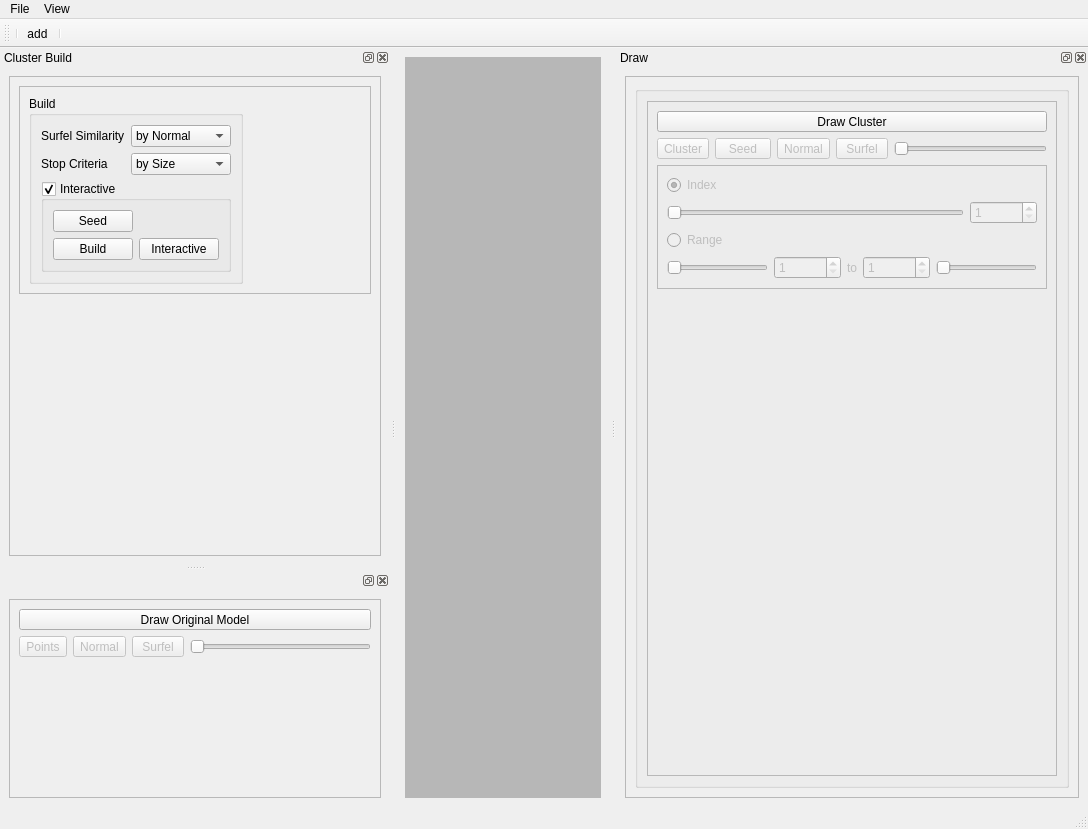
duststorm/lodpbr, file lodpbr/Qt/UI/lodpbr.ui: the form before one commit.
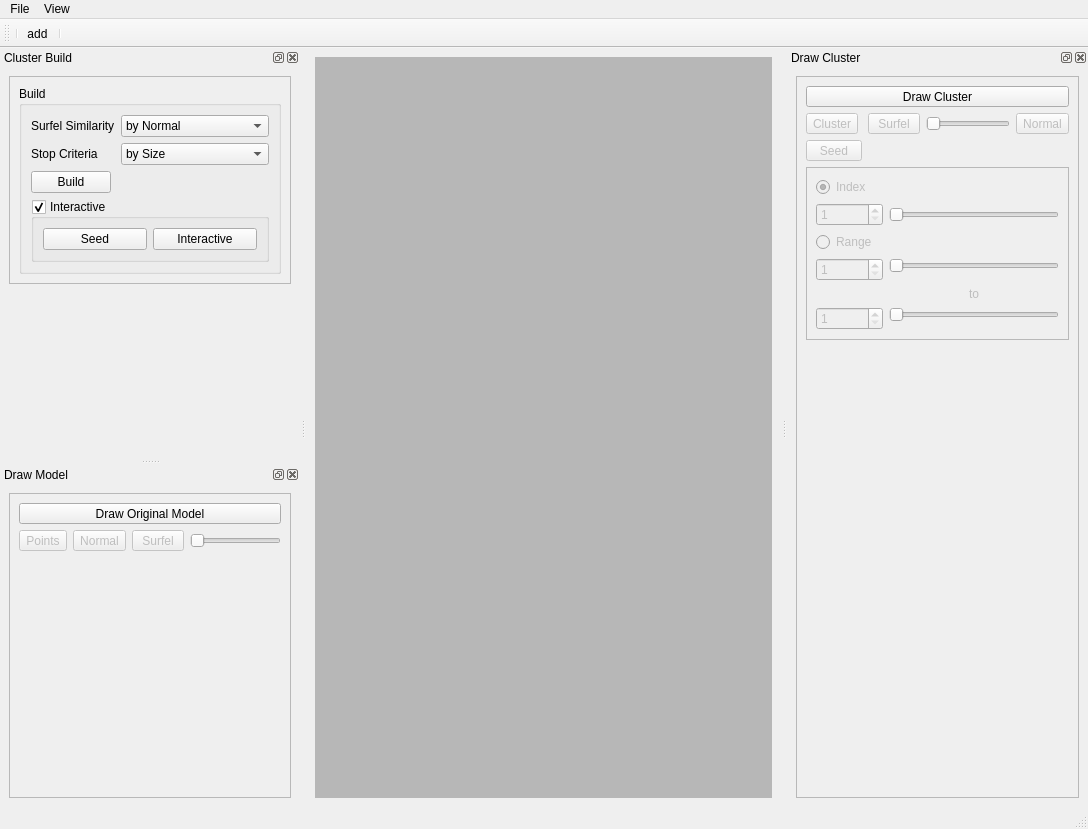
The form after the commit.

```diff
--- a/lodpbr/Qt/UI/lodpbr.ui
+++ b/lodpbr/Qt/UI/lodpbr.ui
@@ -17,10 +17,16 @@
    <string>MainWindow</string>
   </property>
   <property name="documentMode">
-   <bool>false</bool>
+   <bool>true</bool>
+  </property>
+  <property name="tabShape">
+   <enum>QTabWidget::Rounded</enum>
+  </property>
+  <property name="dockNestingEnabled">
+   <bool>true</bool>
   </property>
   <property name="dockOptions">
-   <set>QMainWindow::AllowTabbedDocks|QMainWindow::AnimatedDocks</set>
+   <set>QMainWindow::AllowNestedDocks|QMainWindow::AllowTabbedDocks|QMainWindow::AnimatedDocks|QMainWindow::ForceTabbedDocks|QMainWindow::VerticalTabs</set>
   </property>
   <widget class="QWidget" name="centralwidget">
    <layout class="QGridLayout" name="gridLayout_6">
@@ -91,10 +97,13 @@
    </property>
    <property name="minimumSize">
     <size>
-     <width>472</width>
-     <height>373</height>
+     <width>300</width>
+     <height>250</height>
     </size>
    </property>
+   <property name="acceptDrops">
+    <bool>true</bool>
+   </property>
    <property name="floating">
     <bool>true</bool>
    </property>
@@ -102,10 +111,10 @@
     <set>QDockWidget::AllDockWidgetFeatures</set>
    </property>
    <property name="allowedAreas">
-    <set>Qt::AllDockWidgetAreas</set>
+    <set>Qt::LeftDockWidgetArea|Qt::RightDockWidgetArea</set>
    </property>
    <property name="windowTitle">
-    <string>Draw</string>
+    <string>Draw Cluster</string>
    </property>
    <attribute name="dockWidgetArea">
     <number>2</number>
@@ -113,21 +122,6 @@
    <widget class="QWidget" name="dockWidgetDrawClusterContents">
     <layout class="QVBoxLayout" name="verticalLayout_4">
      <item>
-      <widget class="QFrame" name="frame_2">
-       <property name="frameShape">
-        <enum>QFrame::StyledPanel</enum>
-       </property>
-       <property name="frameShadow">
-        <enum>QFrame::Raised</enum>
-       </property>
-       <layout class="QGridLayout" name="gridLayout_4">
-        <item row="1" column="0">
-         <widget class="QGroupBox" name="groupBoxDraw">
-          <property name="title">
-           <string/>
-          </property>
-          <layout class="QGridLayout" name="gridLayout_5">
-           <item row="0" column="0">
             <widget class="QFrame" name="frameDraw">
              <property name="sizePolicy">
               <sizepolicy hsizetype="Preferred" vsizetype="Minimum">
@@ -141,7 +135,7 @@
              <property name="frameShadow">
               <enum>QFrame::Raised</enum>
              </property>
-             <layout class="QVBoxLayout" name="verticalLayout_6">
+       <layout class="QVBoxLayout" name="verticalLayout_7">
               <item>
                <widget class="QToolButton" name="toolButtonDrawCluster">
                 <property name="sizePolicy">
@@ -159,8 +153,8 @@
                </widget>
               </item>
               <item>
-               <layout class="QHBoxLayout" name="horizontalLayoutDrawCluster">
-                <item>
+         <layout class="QGridLayout" name="gridLayoutClusterDraw">
+          <item row="0" column="0">
                  <widget class="QToolButton" name="toolButtonClusterDraw">
                   <property name="enabled">
                    <bool>false</bool>
@@ -173,7 +167,45 @@
                   </property>
                  </widget>
                 </item>
-                <item>
+          <item row="0" column="3">
+           <widget class="QToolButton" name="toolButtonClusterDrawNormal">
+            <property name="enabled">
+             <bool>false</bool>
+            </property>
+            <property name="text">
+             <string>Normal</string>
+            </property>
+            <property name="checkable">
+             <bool>true</bool>
+            </property>
+           </widget>
+          </item>
+          <item row="0" column="2">
+           <widget class="QSlider" name="sliderClusterSurfelRadius">
+            <property name="enabled">
+             <bool>false</bool>
+            </property>
+            <property name="toolTip">
+             <string>Radius in %</string>
+            </property>
+            <property name="maximum">
+             <number>100</number>
+            </property>
+            <property name="orientation">
+             <enum>Qt::Horizontal</enum>
+            </property>
+            <property name="invertedAppearance">
+             <bool>false</bool>
+            </property>
+            <property name="invertedControls">
+             <bool>false</bool>
+            </property>
+            <property name="tickPosition">
+             <enum>QSlider::NoTicks</enum>
+            </property>
+           </widget>
+          </item>
+          <item row="1" column="0">
                  <widget class="QToolButton" name="toolButtonClusterDrawSeed">
                   <property name="enabled">
                    <bool>false</bool>
@@ -186,20 +218,7 @@
                   </property>
                  </widget>
                 </item>
-                <item>
-                 <widget class="QToolButton" name="toolButtonClusterDrawNormal">
-                  <property name="enabled">
-                   <bool>false</bool>
-                  </property>
-                  <property name="text">
-                   <string>Normal</string>
-                  </property>
-                  <property name="checkable">
-                   <bool>true</bool>
-                  </property>
-                 </widget>
-                </item>
-                <item>
+          <item row="0" column="1">
                  <widget class="QToolButton" name="toolButtonClusterDrawSurfel">
                   <property name="enabled">
                    <bool>false</bool>
@@ -212,33 +231,11 @@
                   </property>
                  </widget>
                 </item>
-                <item>
-                 <widget class="QSlider" name="sliderClusterSurfelRadius">
-                  <property name="enabled">
-                   <bool>false</bool>
-                  </property>
-                  <property name="toolTip">
-                   <string>Radius in %</string>
-                  </property>
-                  <property name="maximum">
-                   <number>100</number>
-                  </property>
-                  <property name="orientation">
-                   <enum>Qt::Horizontal</enum>
-                  </property>
-                  <property name="invertedAppearance">
-                   <bool>false</bool>
-                  </property>
-                  <property name="invertedControls">
-                   <bool>false</bool>
-                  </property>
-                  <property name="tickPosition">
-                   <enum>QSlider::NoTicks</enum>
-                  </property>
-                 </widget>
-                </item>
-               </layout>
-              </item>
+         </layout>
+        </item>
+        <item>
+         <layout class="QHBoxLayout" name="horizontalLayoutDrawCluster"/>
+        </item>
               <item>
                <widget class="QFrame" name="frameIndexRange">
                 <property name="enabled">
@@ -250,7 +247,7 @@
                 <property name="frameShadow">
                  <enum>QFrame::Raised</enum>
                 </property>
-                <layout class="QVBoxLayout" name="verticalLayout_9">
+          <layout class="QVBoxLayout" name="verticalLayout_10">
                  <item>
                   <widget class="QRadioButton" name="radioButtonCluster_DrawIndex">
                    <property name="text">
@@ -263,6 +260,16 @@
                  </item>
                  <item>
                   <layout class="QHBoxLayout" name="horizontalLayoutDrawIndex">
+             <item>
+              <widget class="QSpinBox" name="spinBoxCluster_DrawClusterWithID">
+               <property name="minimum">
+                <number>1</number>
+               </property>
+               <property name="maximum">
+                <number>9999999</number>
+               </property>
+              </widget>
+             </item>
                    <item>
                     <widget class="QSlider" name="sliderCluster_DrawClusterWithID">
                      <property name="sizePolicy">
@@ -282,16 +289,6 @@
                      </property>
                     </widget>
                    </item>
-                   <item>
-                    <widget class="QSpinBox" name="spinBoxCluster_DrawClusterWithID">
-                     <property name="minimum">
-                      <number>1</number>
-                     </property>
-                     <property name="maximum">
-                      <number>9999999</number>
-                     </property>
-                    </widget>
-                   </item>
                   </layout>
                  </item>
                  <item>
@@ -302,24 +299,11 @@
                   </widget>
                  </item>
                  <item>
-                  <layout class="QHBoxLayout" name="horizontalLayoutDrawRange">
-                   <item>
-                    <widget class="QSlider" name="sliderCluster_DrawClusterWithRangeBegin">
-                     <property name="enabled">
-                      <bool>false</bool>
-                     </property>
-                     <property name="minimum">
-                      <number>1</number>
-                     </property>
-                     <property name="maximum">
-                      <number>10</number>
-                     </property>
-                     <property name="orientation">
-                      <enum>Qt::Horizontal</enum>
-                     </property>
-                    </widget>
-                   </item>
-                   <item>
+            <layout class="QFormLayout" name="formLayout">
+             <property name="fieldGrowthPolicy">
+              <enum>QFormLayout::AllNonFixedFieldsGrow</enum>
+             </property>
+             <item row="1" column="0">
                     <widget class="QSpinBox" name="spinBoxCluster_DrawClusterWithRangeBegin">
                      <property name="enabled">
                       <bool>false</bool>
@@ -332,7 +316,39 @@
                      </property>
                     </widget>
                    </item>
-                   <item>
+             <item row="1" column="1">
+              <widget class="QSlider" name="sliderCluster_DrawClusterWithRangeBegin">
+               <property name="enabled">
+                <bool>false</bool>
+               </property>
+               <property name="minimum">
+                <number>1</number>
+               </property>
+               <property name="maximum">
+                <number>10</number>
+               </property>
+               <property name="orientation">
+                <enum>Qt::Horizontal</enum>
+               </property>
+              </widget>
+             </item>
+             <item row="3" column="1">
+              <widget class="QSlider" name="sliderCluster_DrawClusterWithRangeEnd">
+               <property name="enabled">
+                <bool>false</bool>
+               </property>
+               <property name="minimum">
+                <number>1</number>
+               </property>
+               <property name="maximum">
+                <number>10</number>
+               </property>
+               <property name="orientation">
+                <enum>Qt::Horizontal</enum>
+               </property>
+              </widget>
+             </item>
+             <item row="2" column="1">
                     <widget class="QLabel" name="labelTo">
                      <property name="sizePolicy">
                       <sizepolicy hsizetype="Minimum" vsizetype="Preferred">
@@ -348,7 +364,7 @@
                      </property>
                     </widget>
                    </item>
-                   <item>
+             <item row="3" column="0">
                     <widget class="QSpinBox" name="spinBoxCluster_DrawClusterWithRangeEnd">
                      <property name="enabled">
                       <bool>false</bool>
@@ -379,22 +395,6 @@
                      </property>
                     </widget>
                    </item>
-                   <item>
-                    <widget class="QSlider" name="sliderCluster_DrawClusterWithRangeEnd">
-                     <property name="enabled">
-                      <bool>false</bool>
-                     </property>
-                     <property name="minimum">
-                      <number>1</number>
-                     </property>
-                     <property name="maximum">
-                      <number>10</number>
-                     </property>
-                     <property name="orientation">
-                      <enum>Qt::Horizontal</enum>
-                     </property>
-                    </widget>
-                   </item>
                   </layout>
                  </item>
                 </layout>
@@ -418,12 +418,6 @@
            </item>
           </layout>
          </widget>
-        </item>
-       </layout>
-      </widget>
-     </item>
-    </layout>
-   </widget>
   </widget>
   <widget class="QToolBar" name="toolBar">
    <property name="windowTitle">
@@ -451,8 +445,8 @@
    </property>
    <property name="minimumSize">
     <size>
-     <width>390</width>
-     <height>365</height>
+     <width>300</width>
+     <height>300</height>
     </size>
    </property>
    <property name="maximumSize">
@@ -474,7 +468,7 @@
     <set>QDockWidget::AllDockWidgetFeatures</set>
    </property>
    <property name="allowedAreas">
-    <set>Qt::AllDockWidgetAreas</set>
+    <set>Qt::LeftDockWidgetArea|Qt::RightDockWidgetArea</set>
    </property>
    <property name="windowTitle">
     <string>Cluster Build</string>
@@ -485,34 +479,13 @@
    <widget class="QWidget" name="dockWidgetClusterContents">
     <layout class="QVBoxLayout" name="verticalLayout">
      <item>
-      <widget class="QFrame" name="frame">
-       <property name="sizePolicy">
-        <sizepolicy hsizetype="Preferred" vsizetype="MinimumExpanding">
-         <horstretch>0</horstretch>
-         <verstretch>0</verstretch>
-        </sizepolicy>
-       </property>
-       <property name="minimumSize">
-        <size>
-         <width>0</width>
-         <height>0</height>
-        </size>
-       </property>
-       <property name="maximumSize">
-        <size>
-         <width>16000</width>
-         <height>16000</height>
-        </size>
-       </property>
-       <property name="frameShape">
-        <enum>QFrame::StyledPanel</enum>
-       </property>
-       <property name="frameShadow">
-        <enum>QFrame::Plain</enum>
-       </property>
-       <layout class="QVBoxLayout" name="verticalLayout_2">
-        <item>
          <widget class="QFrame" name="frameBuid">
+       <property name="minimumSize">
+        <size>
+         <width>100</width>
+         <height>100</height>
+        </size>
+       </property>
           <property name="frameShape">
            <enum>QFrame::StyledPanel</enum>
           </property>
@@ -522,13 +495,19 @@
           <layout class="QGridLayout" name="gridLayout_2">
            <item row="0" column="0">
             <widget class="QGroupBox" name="groupBoxCluster_Build">
+          <property name="sizePolicy">
+           <sizepolicy hsizetype="Preferred" vsizetype="Preferred">
+            <horstretch>0</horstretch>
+            <verstretch>0</verstretch>
+           </sizepolicy>
+          </property>
              <property name="title">
               <string>Build</string>
              </property>
              <property name="flat">
               <bool>false</bool>
              </property>
-             <layout class="QGridLayout" name="gridLayout">
+          <layout class="QFormLayout" name="formLayout_2">
               <item row="0" column="0">
                <widget class="QLabel" name="labelCluster_SurfelSimilarity">
                 <property name="text">
@@ -571,7 +550,14 @@
                 </item>
                </widget>
               </item>
-              <item row="2" column="0" colspan="2">
+           <item row="2" column="0">
+            <widget class="QPushButton" name="pushButtonBuild">
+             <property name="text">
+              <string>Build</string>
+             </property>
+            </widget>
+           </item>
+           <item row="3" column="0" colspan="2">
                <widget class="QGroupBox" name="groupBoxCluster_BuildInteractive">
                 <property name="title">
                  <string>Interactive</string>
@@ -582,22 +568,15 @@
                 <property name="checkable">
                  <bool>true</bool>
                 </property>
-                <layout class="QGridLayout" name="gridLayout_3">
-                 <item row="0" column="0">
+             <layout class="QHBoxLayout" name="horizontalLayout">
+              <item>
                   <widget class="QPushButton" name="pushButtonSeed">
                    <property name="text">
                     <string>Seed</string>
                    </property>
                   </widget>
                  </item>
-                 <item row="2" column="0">
-                  <widget class="QPushButton" name="pushButtonBuild">
-                   <property name="text">
-                    <string>Build</string>
-                   </property>
-                  </widget>
-                 </item>
-                 <item row="2" column="1">
+              <item>
                   <widget class="QPushButton" name="pushButtonInteractive">
                    <property name="text">
                     <string>Interactive</string>
@@ -610,19 +589,6 @@
              </layout>
             </widget>
            </item>
-           <item row="0" column="1">
-            <spacer name="horizontalSpacer_2">
-             <property name="orientation">
-              <enum>Qt::Horizontal</enum>
-             </property>
-             <property name="sizeHint" stdset="0">
-              <size>
-               <width>40</width>
-               <height>20</height>
-              </size>
-             </property>
-            </spacer>
-           </item>
           </layout>
          </widget>
         </item>
@@ -641,9 +607,6 @@
         </item>
        </layout>
       </widget>
-     </item>
-    </layout>
-   </widget>
   </widget>
   <widget class="QDockWidget" name="dockWidgetDrawModel">
    <property name="sizePolicy">
@@ -654,10 +617,16 @@
    </property>
    <property name="minimumSize">
     <size>
-     <width>390</width>
-     <height>167</height>
+     <width>300</width>
+     <height>250</height>
     </size>
    </property>
+   <property name="allowedAreas">
+    <set>Qt::LeftDockWidgetArea|Qt::RightDockWidgetArea</set>
+   </property>
+   <property name="windowTitle">
+    <string>Draw Model</string>
+   </property>
    <attribute name="dockWidgetArea">
     <number>1</number>
    </attribute>
@@ -666,7 +635,7 @@
      <item>
       <widget class="QFrame" name="frameDrawModel">
        <property name="sizePolicy">
-        <sizepolicy hsizetype="Preferred" vsizetype="MinimumExpanding">
+        <sizepolicy hsizetype="Preferred" vsizetype="Preferred">
          <horstretch>0</horstretch>
          <verstretch>0</verstretch>
         </sizepolicy>
```
Left out of the diff: 374 changed lines with no effect on the pictures. Lines whose indentation alone changed are shown as unchanged.
